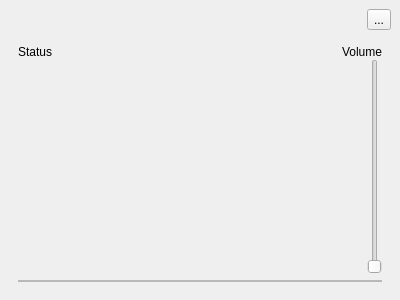
First picture: the form in src/View/MainWindow.ui, repository sergsave/MagicCubiano, before the edit.
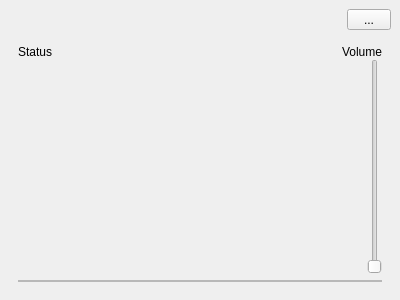
Second picture: the form after the edit. Custom widgets are drawn as their Qt base class.

Diff of the .ui file:
```diff
--- a/src/View/MainWindow.ui
+++ b/src/View/MainWindow.ui
@@ -33,7 +33,7 @@
       <item>
        <widget class="QToolButton" name="menuButton">
         <property name="text">
-         <string>...</string>
+         <string>   ...   </string>
         </property>
        </widget>
       </item>
```
